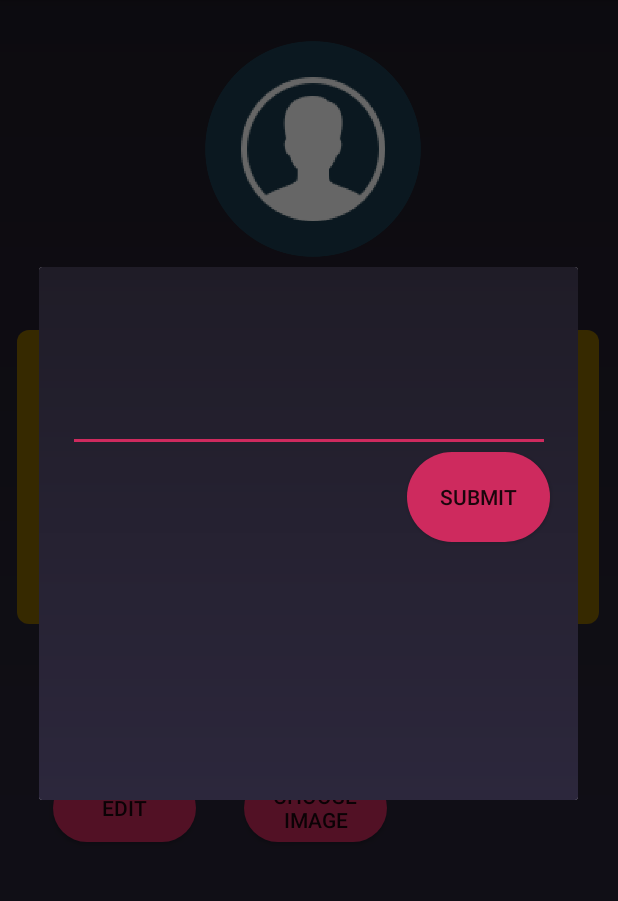
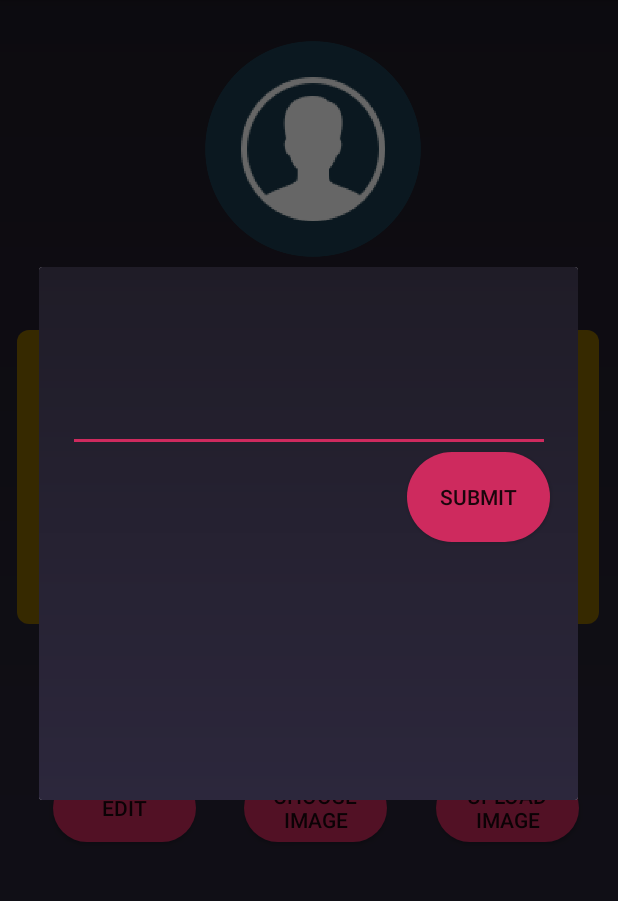
Before and after one commit to Rejabo/Android_Application, an Android app: the MainActivity screen opened directly, with no data from a screen before it, after a tap on "EDIT", on a phone screen of 412 x 824 dp, the part 84-985 px from its top. Run offline under Robolectric (Android 15) with nearby library versions, the phone set to English and light mode, and no system bars; our stand-ins replace Firebase (no records; nobody signed in at launch, a user with empty details on screens opened directly); libraries missing offline, so code that uses them is left out: maes.tech.intentanim; pictures from the network do not load; 4 statements that could not run were skipped.

Commit message:
uploading an image to firebase

```diff
--- a/app/build.gradle
+++ b/app/build.gradle
@@ -33,6 +33,7 @@ android {
 dependencies {
     implementation fileTree(dir: 'libs', include: ['*.jar'])
     implementation 'androidx.appcompat:appcompat:1.2.0'
+    implementation 'com.google.firebase:firebase-storage:20.0.0'
     compile 'com.github.hajiyevelnur92:intentanimation:1.0'
 
     // volley library
@@ -55,6 +56,7 @@ dependencies {
     implementation 'com.github.bumptech.glide:glide:4.11.0'
     implementation 'com.google.firebase:firebase-messaging:21.0.1'
     implementation 'com.google.firebase:firebase-inappmessaging-display:19.1.3'
+    implementation 'com.squareup.picasso:picasso:(insert latest version)'
 
 
     testImplementation 'junit:junit:4.13.1'
--- a/app/src/main/java/com/example/MainActivites/Chat.java
+++ b/app/src/main/java/com/example/MainActivites/Chat.java
@@ -196,7 +196,7 @@ public class Chat extends AppCompatActivity {
     }
 
 
-    public void addMessageBox(String message, int type){
+    public void addMessageBox(String message, int type) {
         TextView textView = new TextView(Chat.this);
         textView.setText(message);
 
--- a/app/src/main/java/com/example/MainActivites/MainActivity.java
+++ b/app/src/main/java/com/example/MainActivites/MainActivity.java
@@ -1,14 +1,20 @@
 package com.example.MainActivites;
 
 import android.Manifest;
+import android.app.ProgressDialog;
+import android.content.ContentResolver;
 import android.content.Intent;
 import android.content.pm.PackageManager;
+import android.graphics.Bitmap;
+import android.net.Uri;
 import android.os.Build;
 import android.os.Bundle;
+import android.provider.MediaStore;
 import android.view.Menu;
 import android.view.MenuInflater;
 import android.view.MenuItem;
 import android.view.View;
+import android.webkit.MimeTypeMap;
 import android.widget.Button;
 import android.widget.EditText;
 import android.widget.ImageView;
@@ -23,12 +29,18 @@ import com.firebase.client.DataSnapshot;
 import com.firebase.client.Firebase;
 import com.firebase.client.FirebaseError;
 import com.firebase.client.ValueEventListener;
+import com.google.android.gms.tasks.OnSuccessListener;
 import com.google.firebase.database.DatabaseReference;
 import com.google.firebase.database.FirebaseDatabase;
+import com.google.firebase.storage.FirebaseStorage;
+import com.google.firebase.storage.StorageReference;
+import com.google.firebase.storage.UploadTask;
+
+import java.io.IOException;
 
 import SearchActivity.Search;
 
-import static maes.tech.intentanim.CustomIntent.customType;  ///ANIMATION
+import static maes.tech.intentanim.CustomIntent.customType;
 
 // Profile activity
 
@@ -46,6 +58,18 @@ public class MainActivity extends AppCompatActivity {
     Firebase reference1;
     ImageView mImageView;
     Button mChooseBtn;
+
+
+    Button btnbrowse, btnupload;
+    EditText txtdata ;
+    ImageView imgview;
+    Uri FilePathUri;
+    StorageReference storageReference;
+    DatabaseReference databaseReference;
+    int Image_Request_Code = 7;
+    ProgressDialog progressDialog ;
+    FirebaseDatabase db;
+    DatabaseReference myRef;
 
 
     @Override
@@ -88,22 +112,122 @@ public class MainActivity extends AppCompatActivity {
             public void onClick(View v) {
                 if(Build.VERSION.SDK_INT >= Build.VERSION_CODES.M) {
                     if (checkSelfPermission(Manifest.permission.READ_EXTERNAL_STORAGE) == PackageManager.PERMISSION_DENIED) {
-                    String[] permission = {Manifest.permission.READ_EXTERNAL_STORAGE};
-                    requestPermissions(permission, PERMISSION_CODE);
+                        String[] permission = {Manifest.permission.READ_EXTERNAL_STORAGE};
+                        requestPermissions(permission, PERMISSION_CODE);
                     }
                     else {
                         pickImageFromGallery();
 
-                        }
                     }
+                }
                 else {
                     pickImageFromGallery();
                 }
-                }
+            }
         });
+
+        storageReference = FirebaseStorage.getInstance().getReference("Images");
+        //databaseReference = FirebaseDatabase.getInstance().getReference("Images");
+        databaseReference = db.getReference("users").child(UserDetails.username).child("image");
+        btnbrowse = (Button)findViewById(R.id.imageButton);
+        btnupload= (Button)findViewById(R.id.button_upload);
+        //txtdata = (EditText)findViewById(R.id.txtdata);
+        imgview = (ImageView)findViewById(R.id.imageView);
+        progressDialog = new ProgressDialog(MainActivity.this);// context name as per your project name
+
+
+        btnbrowse.setOnClickListener(new View.OnClickListener() {
+            @Override
+            public void onClick(View view) {
+                Intent intent = new Intent();
+                intent.setType("image/*");
+                intent.setAction(Intent.ACTION_GET_CONTENT);
+                startActivityForResult(Intent.createChooser(intent, "Select Image"), Image_Request_Code);
+
+            }
+        });
+        btnupload.setOnClickListener(new View.OnClickListener() {
+            @Override
+            public void onClick(View view) {
+
+                UploadImage();
+            }
+        });
+
+        db = FirebaseDatabase.getInstance();
+        myRef = db.getReference("users").child(UserDetails.chatWith).child("image");
     }
 
-    private void pickImageFromGallery(){
+    @Override
+    protected void onStart() {
+        super.onStart();
+
+        System.out.println("1ONSTARTTTTT");
+    }
+
+
+    @Override
+    protected void onActivityResult(int requestCode, int resultCode, Intent data) {
+
+        super.onActivityResult(requestCode, resultCode, data);
+
+        if (requestCode == Image_Request_Code && resultCode == RESULT_OK && data != null && data.getData() != null) {
+
+            FilePathUri = data.getData();
+
+            try {
+                Bitmap bitmap = MediaStore.Images.Media.getBitmap(getContentResolver(), FilePathUri);
+                imgview.setImageBitmap(bitmap);
+            }
+            catch (IOException e) {
+
+                e.printStackTrace();
+            }
+        }
+    }
+
+
+    public String GetFileExtension(Uri uri) {
+
+        ContentResolver contentResolver = getContentResolver();
+        MimeTypeMap mimeTypeMap = MimeTypeMap.getSingleton();
+        return mimeTypeMap.getExtensionFromMimeType(contentResolver.getType(uri)) ;
+
+    }
+
+
+    public void UploadImage() {
+
+        if (FilePathUri != null) {
+
+            progressDialog.setTitle("Image is Uploading...");
+            progressDialog.show();
+            StorageReference storageReference2 = storageReference.child(System.currentTimeMillis() + "." + GetFileExtension(FilePathUri));
+            storageReference2.putFile(FilePathUri)
+                    .addOnSuccessListener(new OnSuccessListener<UploadTask.TaskSnapshot>() {
+                        @Override
+                        public void onSuccess(UploadTask.TaskSnapshot taskSnapshot) {
+
+                            //String TempImageName = txtdata.getText().toString().trim();
+                            progressDialog.dismiss();
+                            Toast.makeText(getApplicationContext(), "Image Uploaded Successfully ", Toast.LENGTH_LONG).show();
+                            @SuppressWarnings("VisibleForTests")
+                            UploadInfo imageUploadInfo = new UploadInfo(taskSnapshot.getUploadSessionUri().toString());
+                            String ImageUploadId = databaseReference.push().getKey();
+                            databaseReference.child(ImageUploadId).setValue(imageUploadInfo);
+                        }
+                    });
+        }
+        else {
+
+            Toast.makeText(MainActivity.this, "Please Select Image or Add Image Name", Toast.LENGTH_LONG).show();
+
+        }
+    }
+
+
+
+    private void pickImageFromGallery() {
         Intent intent = new Intent(Intent.ACTION_PICK);
         intent.setType("image/*");
         startActivityForResult(intent, IMAGE_PICK_CODE);
@@ -121,13 +245,13 @@ public class MainActivity extends AppCompatActivity {
         }
     }
 
-    @Override
+/*    @Override
     protected void onActivityResult (int requestCode, int resultCode, Intent data) {
         super.onActivityResult(requestCode, resultCode, data);
         if (resultCode == RESULT_OK && requestCode == IMAGE_PICK_CODE) {
             mImageView.setImageURI(data.getData());
         }
-    }
+    }*/
 
     @Override
     public boolean onCreateOptionsMenu(Menu menu) {
--- a/app/src/main/res/layout/activity_main.xml
+++ b/app/src/main/res/layout/activity_main.xml
@@ -18,6 +18,21 @@
         android:background="@drawable/button_background"
         android:onClick="onClick"
         android:text="choose image"
+        app:layout_constraintBottom_toTopOf="@+id/searchButton"
+        app:layout_constraintStart_toEndOf="@+id/editDescriptionButton"
+        app:layout_constraintTop_toBottomOf="@+id/profileDescription"
+        app:layout_constraintVertical_bias="0.162" />
+
+    <Button
+        android:id="@+id/button_upload"
+        android:layout_width="95dp"
+        android:layout_height="45dp"
+        android:layout_marginStart="160dp"
+        android:layout_marginLeft="160dp"
+        android:layout_marginTop="100dp"
+        android:background="@drawable/button_background"
+        android:onClick="onClick"
+        android:text="Upload Image"
         app:layout_constraintBottom_toTopOf="@+id/searchButton"
         app:layout_constraintStart_toEndOf="@+id/editDescriptionButton"
         app:layout_constraintTop_toBottomOf="@+id/profileDescription"
@@ -71,5 +86,17 @@
         app:layout_constraintVertical_bias="0.092"
         app:srcCompat="@drawable/user1" />
 
+<!--    <EditText
+        android:id="@+id/txtdata"
+        android:layout_width="wrap_content"
+        android:layout_height="wrap_content"
+        android:ems="10"
+        android:inputType="textPersonName"
+        android:text="Name"
+        app:layout_constraintBottom_toBottomOf="parent"
+        app:layout_constraintEnd_toEndOf="parent"
+        app:layout_constraintStart_toStartOf="parent"
+        app:layout_constraintTop_toBottomOf="@+id/imageButton" />-->
+
 
 </androidx.constraintlayout.widget.ConstraintLayout>
--- a/build.gradle
+++ b/build.gradle
@@ -13,7 +13,7 @@ buildscript {
 
         // NOTE: Do not place your application dependencies here; they belong
         // in the individual module build.gradle files
-        classpath 'com.google.gms:google-services:4.3.4'
+        classpath 'com.google.gms:google-services:4.3.8'
     }
 }
 
```
Also changed, not shown: app/src/main/java/SearchActivity/Search.java (+8 -15 lines), app/src/main/java/com/example/MainActivites/UploadInfo.java (added, +24 -0 lines), app/src/main/java/SearchActivity/SearchViewModel.java (line endings or trailing spaces).
